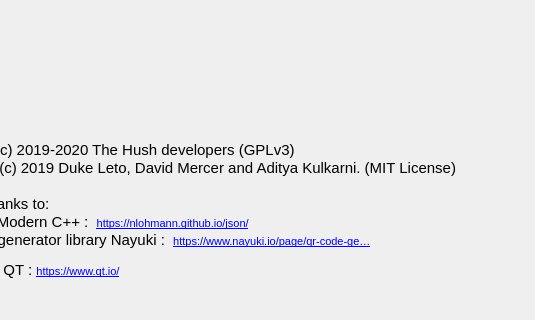
First picture: the form in src/about.ui, repository hushmirror/SilentDragon, before the edit; both pictures show x 90 to 625 and y 182 to 502 of the 1234 by 856 pixel window.
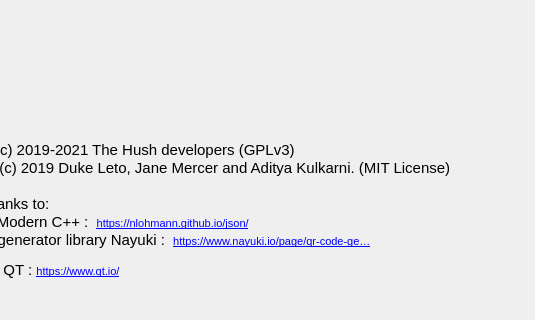
Second picture: the form after the edit.

Diff of the .ui file:
```diff
--- a/src/about.ui
+++ b/src/about.ui
@@ -53,8 +53,8 @@
 p, li { white-space: pre-wrap; }
 &lt;/style&gt;&lt;/head&gt;&lt;body style=&quot; font-family:'Ubuntu'; font-size:12pt; font-weight:400; font-style:normal;&quot;&gt;
 &lt;p style=&quot;-qt-paragraph-type:empty; margin-top:0px; margin-bottom:0px; margin-left:0px; margin-right:0px; -qt-block-indent:0; text-indent:0px; font-family:'MS Shell Dlg 2'; font-size:8.1pt;&quot;&gt;&lt;br /&gt;&lt;/p&gt;
-&lt;p style=&quot; margin-top:0px; margin-bottom:0px; margin-left:0px; margin-right:0px; -qt-block-indent:0; text-indent:0px;&quot;&gt;&lt;span style=&quot; font-size:11pt;&quot;&gt;Copyright(c) 2019-2020 The Hush developers (GPLv3)&lt;/span&gt;&lt;/p&gt;
-&lt;p style=&quot; margin-top:0px; margin-bottom:0px; margin-left:0px; margin-right:0px; -qt-block-indent:0; text-indent:0px;&quot;&gt;&lt;span style=&quot; font-size:11pt;&quot;&gt;Copyright (c) 2019 Duke Leto, David Mercer and Aditya Kulkarni. (MIT License)&lt;/span&gt;&lt;/p&gt;
+&lt;p style=&quot; margin-top:0px; margin-bottom:0px; margin-left:0px; margin-right:0px; -qt-block-indent:0; text-indent:0px;&quot;&gt;&lt;span style=&quot; font-size:11pt;&quot;&gt;Copyright(c) 2019-2021 The Hush developers (GPLv3)&lt;/span&gt;&lt;/p&gt;
+&lt;p style=&quot; margin-top:0px; margin-bottom:0px; margin-left:0px; margin-right:0px; -qt-block-indent:0; text-indent:0px;&quot;&gt;&lt;span style=&quot; font-size:11pt;&quot;&gt;Copyright (c) 2019 Duke Leto, Jane Mercer and Aditya Kulkarni. (MIT License)&lt;/span&gt;&lt;/p&gt;
 &lt;p style=&quot;-qt-paragraph-type:empty; margin-top:0px; margin-bottom:0px; margin-left:0px; margin-right:0px; -qt-block-indent:0; text-indent:0px; font-size:11pt;&quot;&gt;&lt;br /&gt;&lt;/p&gt;
 &lt;p style=&quot; margin-top:0px; margin-bottom:0px; margin-left:0px; margin-right:0px; -qt-block-indent:0; text-indent:0px;&quot;&gt;&lt;span style=&quot; font-size:11pt;&quot;&gt;Special thanks to:&lt;/span&gt;&lt;/p&gt;
 &lt;p style=&quot; margin-top:0px; margin-bottom:0px; margin-left:0px; margin-right:0px; -qt-block-indent:0; text-indent:0px;&quot;&gt;&lt;span style=&quot; font-size:11pt;&quot;&gt;JSON for Modern C++ :  &lt;/span&gt;&lt;a href=&quot;https://nlohmann.github.io/json/&quot;&gt;&lt;span style=&quot; font-family:'MS Shell Dlg 2'; font-size:8pt; text-decoration: underline; color:#0000ff;&quot;&gt;https://nlohmann.github.io/json/&lt;/span&gt;&lt;/a&gt;&lt;/p&gt;
```
